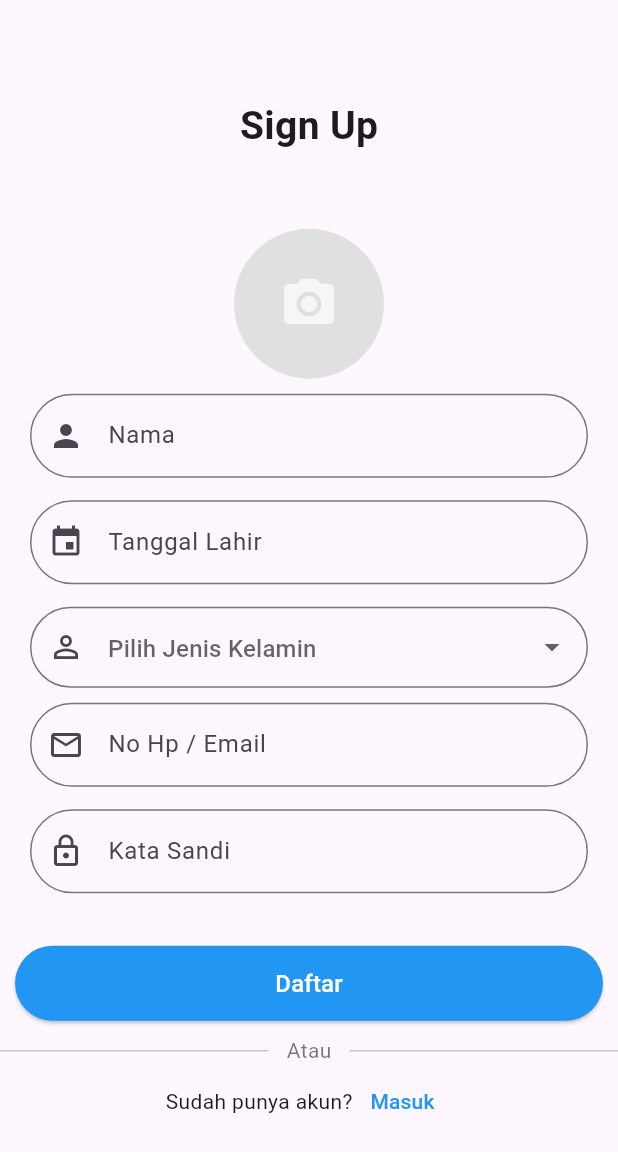
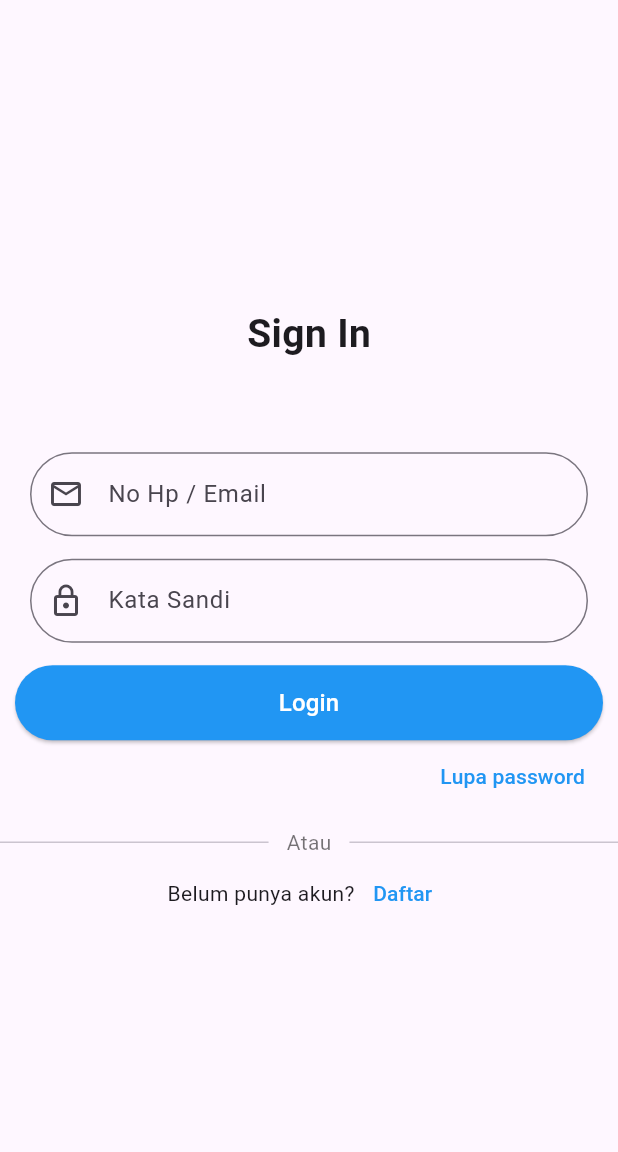
Before and after one commit to kidto1412/comunity_app, a Flutter app: the screen it shows after launch, on a phone screen of 412 x 824 dp. Shown: the top 1152 px of the screen. Run offline on Flutter 3.47's test engine with Material 3 defaults, Android fonts, the phone set to English and light mode, and no system bars; our stand-ins replace connectivity_plus, dartz, dio, equatable, get, get_storage and 1 more.

Commit message:
added router

```diff
--- /dev/null
+++ b/lib/core/routes/router.dart
@@ -0,0 +1,33 @@
+import 'package:comunity_apps/features/auth/presentation/pages/login_page.dart';
+import 'package:comunity_apps/features/auth/presentation/pages/register_page.dart';
+import 'package:comunity_apps/pages/home_page.dart';
+import 'package:get/get.dart';
+
+class AppRouter {
+  static const String login = '/';
+  static const String register = '/register';
+  static const String home = '/home';
+}
+
+class AppPages {
+  static final routes = [
+    GetPage(
+      name: AppRouter.login,
+      page: () => const LoginPage(),
+      transition: Transition.fadeIn, // ⬅️ Smooth transition
+      transitionDuration: Duration(milliseconds: 500), // Optional
+    ),
+    GetPage(
+      name: AppRouter.register,
+      page: () => const RegisterPage(),
+      transition: Transition.rightToLeft, // ⬅️ Smooth transition
+      transitionDuration: Duration(milliseconds: 500), // Optional
+    ),
+    GetPage(
+      name: AppRouter.home,
+      transition: Transition.fade,
+      transitionDuration: Duration(milliseconds: 500),
+      page: () => const HomePage(),
+    ),
+  ];
+}
--- a/lib/features/auth/domain/usecases/login.dart
+++ b/lib/features/auth/domain/usecases/login.dart
@@ -3,9 +3,9 @@ import 'package:comunity_apps/features/auth/domain/entities/auth.dart';
 import 'package:comunity_apps/features/auth/domain/repositories/auth_repository.dart';
 import 'package:dartz/dartz.dart';
 
-class Login {
+class LogiUseCase {
   final AuthRepository authRepository;
-  const Login(this.authRepository);
+  const LogiUseCase(this.authRepository);
 
   Future<Either<LoginResponse, Failure>> execute(Auth data) async {
     return await authRepository.login(data);
--- a/lib/features/auth/presentation/pages/register_page.dart
+++ b/lib/features/auth/presentation/pages/register_page.dart
@@ -1,9 +1,11 @@
 import 'dart:collection';
 import 'dart:io';
 
+import 'package:comunity_apps/core/routes/router.dart';
 import 'package:comunity_apps/theme/shared.dart';
 import 'package:flutter/material.dart';
 import 'package:flutter/widgets.dart';
+import 'package:get/get.dart';
 import 'package:image_picker/image_picker.dart';
 
 class RegisterPage extends StatefulWidget {
@@ -171,7 +173,9 @@ class _RegisterPageState extends State<RegisterPage> {
                   ),
                   Container(
                       child: TextButton(
-                          onPressed: () {},
+                          onPressed: () {
+                            Get.toNamed(AppRouter.login);
+                          },
                           child: Text('Masuk', style: textBlue)))
                 ],
               ),
--- a/lib/main.dart
+++ b/lib/main.dart
@@ -1,11 +1,14 @@
+import 'package:comunity_apps/core/routes/router.dart';
 import 'package:comunity_apps/pages/home_page.dart';
 import 'package:comunity_apps/features/auth/presentation/pages/login_page.dart';
 import 'package:comunity_apps/features/auth/presentation/pages/register_page.dart';
 import 'package:flutter/material.dart';
+import 'package:get/get.dart';
 import 'package:get_storage/get_storage.dart';
 
 void main() async {
-  await GetStorage.init();
+  WidgetsFlutterBinding.ensureInitialized();
+  await GetStorage.init("MyStorage");
   runApp(const MyApp());
 }
 
@@ -15,13 +18,14 @@ class MyApp extends StatelessWidget {
   // This widget is the root of your application.
   @override
   Widget build(BuildContext context) {
-    return MaterialApp(
+    return GetMaterialApp(
+      initialRoute: AppRouter.login,
+      getPages: AppPages.routes,
       title: 'Flutter Demo',
       theme: ThemeData(
         colorScheme: ColorScheme.fromSeed(seedColor: Colors.deepPurple),
         useMaterial3: true,
       ),
-      home: RegisterPage(),
     );
   }
 }
--- a/pubspec.yaml
+++ b/pubspec.yaml
@@ -40,6 +40,7 @@ dependencies:
   get_storage: ^2.1.1
   image_picker: ^1.1.2
   intl: ^0.20.2
+  path_provider: ^2.1.4
 
 dev_dependencies:
   flutter_lints: ^3.0.0
```
Also changed, not shown: lib/features/auth/presentation/controllers/auth_controller.dart (added, +7 -0 lines), lib/features/auth/presentation/pages/login_page.dart (+8 -2 lines), pubspec.lock, 1 other file.
